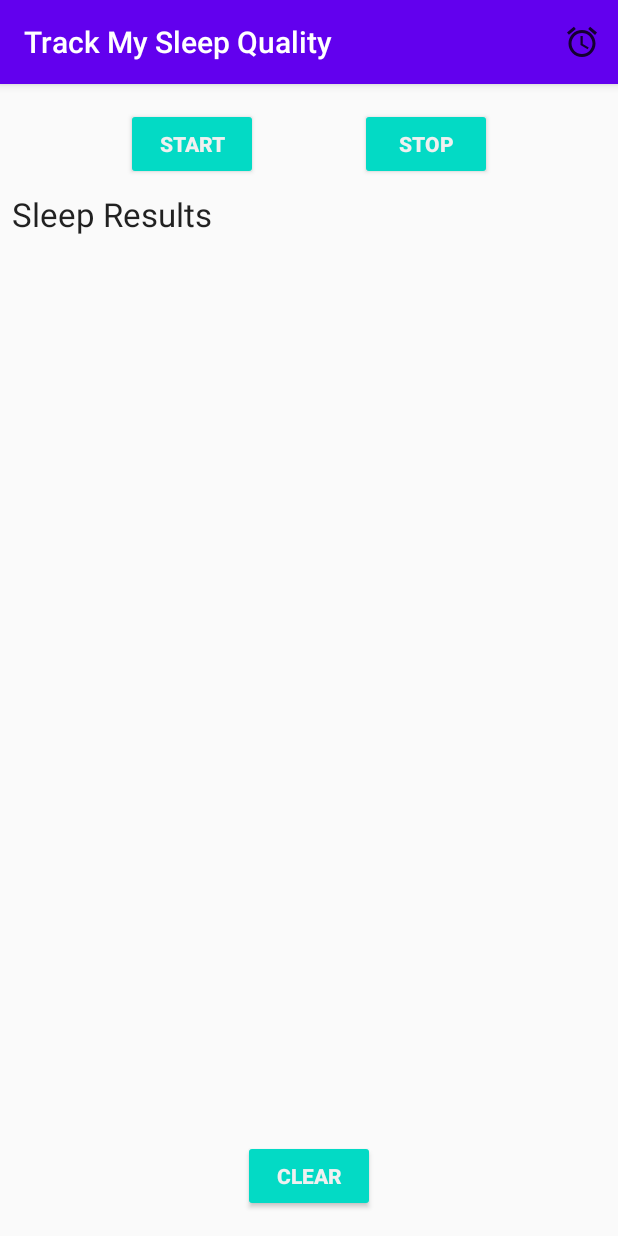
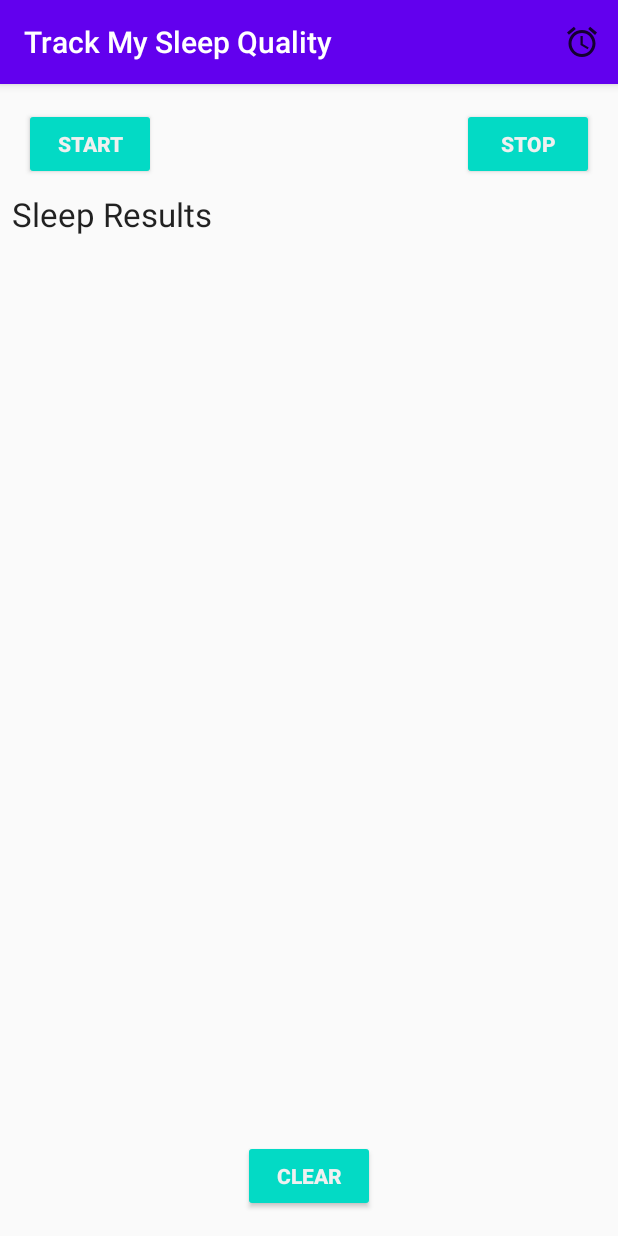
Before and after one commit to escuSerban/SleepRating, an Android app: the screen it shows after launch (MainActivity), on a phone screen of 412 x 824 dp. Run offline under Robolectric (Android 15) with nearby library versions, the phone set to English and light mode, and no system bars; our stand-ins replace Room's generated code, data binding; Roboto replaces fonts that are not available here; 3 statements that could not run were skipped.

```diff
--- a/app/src/main/java/com/example/sleeprating/sleeptracker/SleepTrackerFragment.kt
+++ b/app/src/main/java/com/example/sleeprating/sleeptracker/SleepTrackerFragment.kt
@@ -13,6 +13,10 @@ import com.example.sleeprating.database.SleepDatabase
 import com.example.sleeprating.databinding.FragmentSleepTrackerBinding
 import com.google.android.material.snackbar.Snackbar
 
+/**
+ * A fragment with buttons to record start and end times for sleep, which are saved in
+ * a database. Cumulative data is displayed in a RecyclerView.
+ */
 class SleepTrackerFragment : Fragment() {
 
     private lateinit var sleepTrackerViewModel: SleepTrackerViewModel
--- a/app/src/main/res/layout/fragment_alarm.xml
+++ b/app/src/main/res/layout/fragment_alarm.xml
@@ -33,7 +33,7 @@
             android:layout_height="wrap_content"
             android:layout_above="@id/button_timepicker"
             android:layout_centerHorizontal="true"
-            android:text="@{String.valueOf(alarmViewModel.alarmText)}"
+            android:text="@{alarmViewModel.alarmText}"
             android:textColor="@color/black"
             android:textSize="30sp"
             app:layout_constraintBottom_toBottomOf="parent"
--- a/app/src/main/res/layout/fragment_sleep_tracker.xml
+++ b/app/src/main/res/layout/fragment_sleep_tracker.xml
@@ -29,13 +29,13 @@
             android:layout_width="wrap_content"
             android:layout_height="wrap_content"
             android:layout_marginStart="@dimen/margin"
+            android:layout_marginTop="16dp"
             android:enabled="@{sleepTrackerViewModel.startButtonVisible}"
             android:onClick="@{() -> sleepTrackerViewModel.onStartTracking()}"
             android:text="@string/start"
-            app:layout_constraintBaseline_toBaselineOf="@id/stop_button"
-            app:layout_constraintEnd_toStartOf="@+id/stop_button"
             app:layout_constraintHorizontal_chainStyle="spread"
-            app:layout_constraintStart_toStartOf="parent" />
+            app:layout_constraintStart_toStartOf="parent"
+            app:layout_constraintTop_toTopOf="parent" />
 
         <Button
             android:id="@+id/stop_button"
@@ -48,7 +48,6 @@
             android:onClick="@{() -> sleepTrackerViewModel.onStopTracking()}"
             android:text="@string/stop"
             app:layout_constraintEnd_toEndOf="parent"
-            app:layout_constraintStart_toEndOf="@+id/start_button"
             app:layout_constraintTop_toTopOf="parent" />
 
         <Button
--- a/app/src/main/res/values/strings.xml
+++ b/app/src/main/res/values/strings.xml
@@ -54,4 +54,5 @@
     <string name="alarm_icon">Alarm icon</string>
     <string name="blank_item">blank</string>
     <string name="timelapse_image">Timelapse image</string>
+
 </resources>
--- a/build.gradle
+++ b/build.gradle
@@ -4,6 +4,7 @@ buildscript {
     repositories {
         google()
         jcenter()
+
     }
     dependencies {
         classpath "com.android.tools.build:gradle:4.0.1"
```
Also changed, not shown: app/build.gradle (+16 -4 lines), app/src/main/java/com/example/sleeprating/alarm/AlarmFragment.kt (+10 -10 lines), app/src/main/java/com/example/sleeprating/alarm/AlarmViewModel.kt (+21 -5 lines), app/src/main/java/com/example/sleeprating/alarm/AlarmViewModelFactory.kt (deleted, +0 -17 lines), app/src/main/java/com/example/sleeprating/Util.kt (line endings or trailing spaces).
